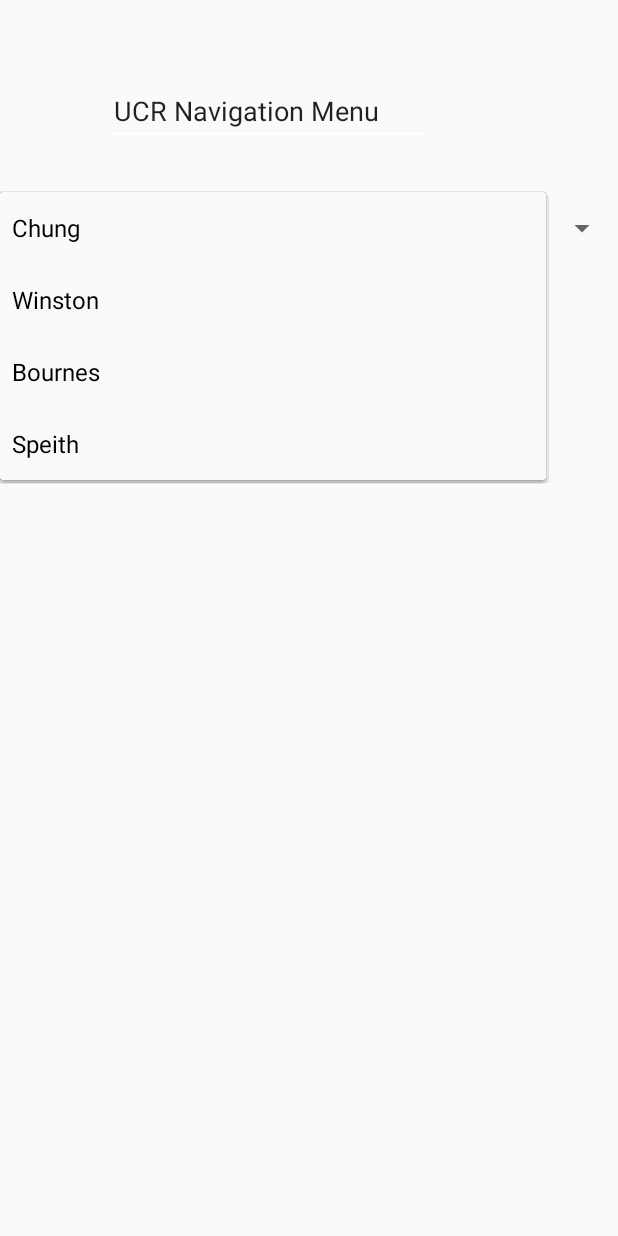
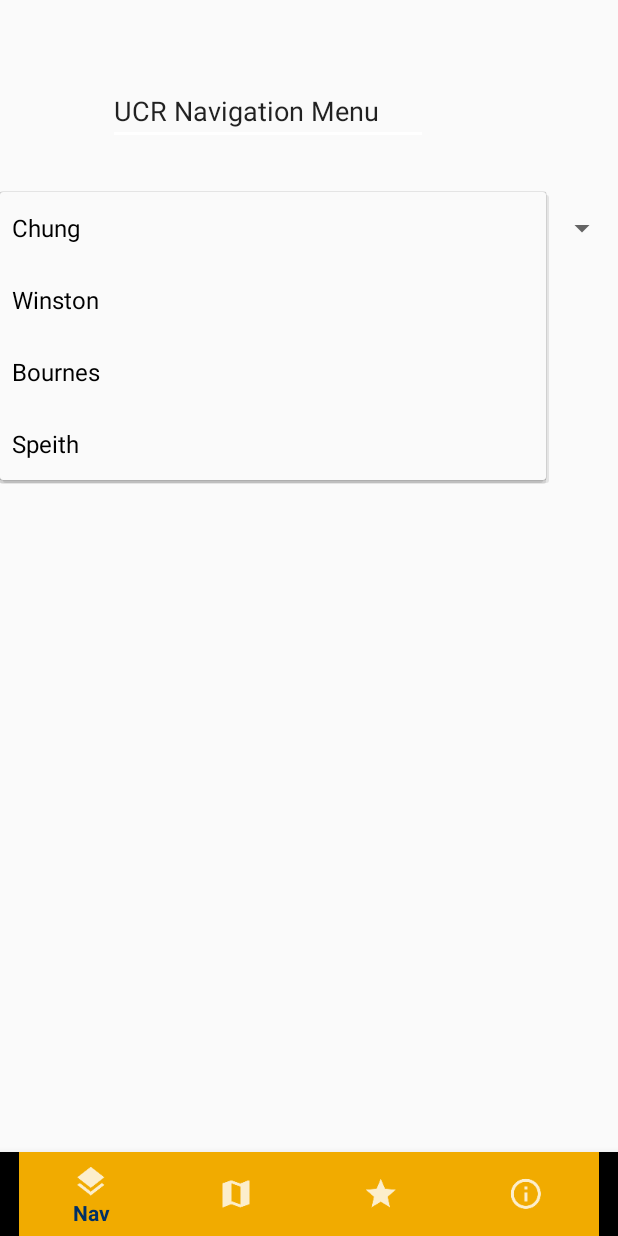
Before and after one commit to rheng001/UCRmap, an Android app: the NavActivity screen opened directly, with no data from a screen before it, after a tap on "Chung", on a phone screen of 412 x 824 dp. Run offline under Robolectric (Android 15) with nearby library versions, the phone set to English and light mode, and no system bars.

Commit message:
overlaying navbar to menus

```diff
--- a/app/src/main/res/layout/activity_main.xml
+++ b/app/src/main/res/layout/activity_main.xml
@@ -11,11 +11,11 @@
         android:id="@+id/bottom_navigation"
         android:layout_width="match_parent"
         android:layout_height="wrap_content"
-        android:layout_alignParentBottom="true"
         app:itemBackground="@color/colorPrimary"
         app:itemIconTint="@color/colorAccent"
         app:itemTextColor="@color/colorPrimaryDark"
-        app:menu="@menu/bottom_navigation_main" />
+        app:menu="@menu/bottom_navigation_main"
+        android:layout_alignParentBottom="true" />
 
     <org.osmdroid.views.MapView
         android:id="@+id/map"
--- a/app/src/main/res/layout/activity_nav.xml
+++ b/app/src/main/res/layout/activity_nav.xml
@@ -5,6 +5,17 @@
     android:layout_width="match_parent"
     android:layout_height="match_parent"
     tools:context="ucr.ucrmap.NavActivity">
+
+
+    <android.support.design.widget.BottomNavigationView
+        android:id="@+id/bottom_navigation"
+        android:layout_width="match_parent"
+        android:layout_height="wrap_content"
+        app:itemBackground="@color/colorPrimary"
+        app:itemIconTint="@color/colorAccent"
+        app:itemTextColor="@color/colorPrimaryDark"
+        app:menu="@menu/bottom_navigation_main"
+        android:layout_alignParentBottom="true" />
 
 
     <EditText
```
Also changed, not shown: app/src/main/res/layout/activity_about.xml (+15 -2 lines), app/src/main/res/layout/activity_places.xml (+17 -4 lines).
